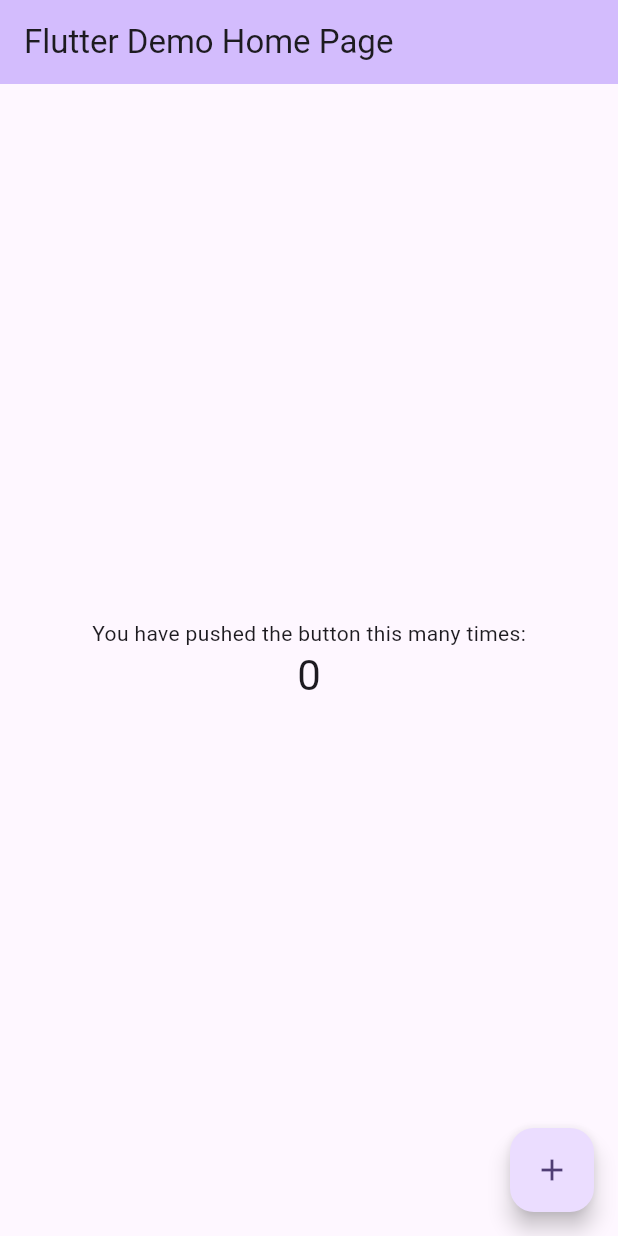
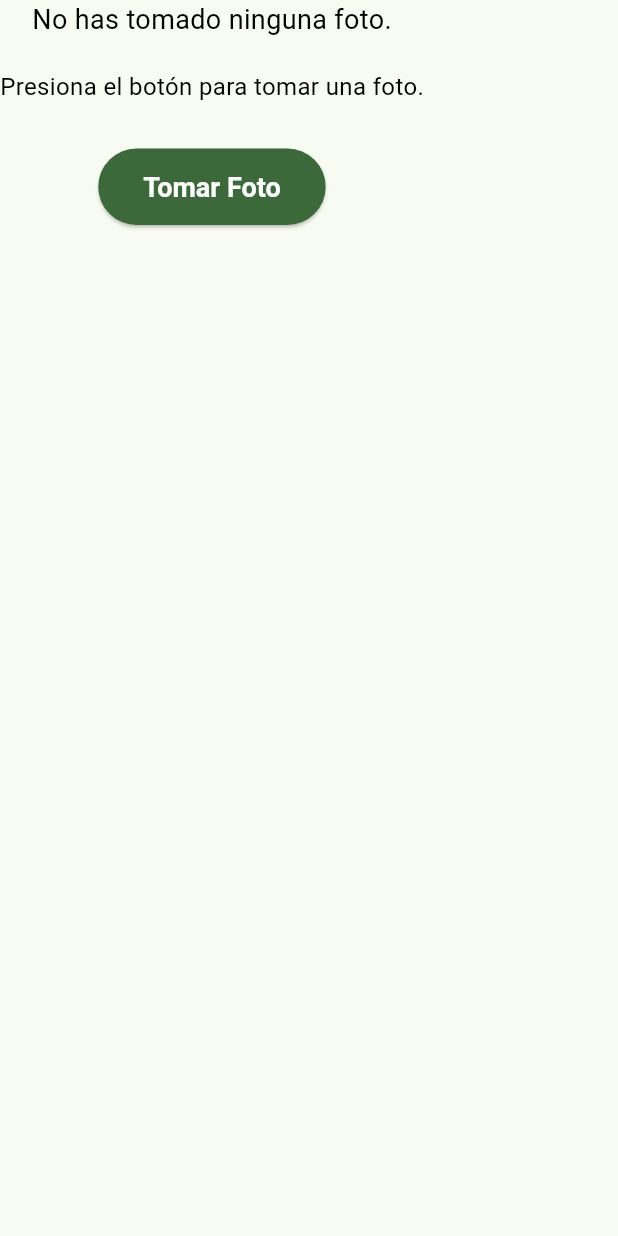
Before and after one commit to jhosepct/agro_xplore, a Flutter app: the screen it shows after launch, on a phone screen of 412 x 824 dp. Run offline on Flutter 3.47's test engine with Material 3 defaults, Android fonts, the light colour scheme and no system bars; our stand-ins replace geolocator, image_picker, permission_handler.

Commit message:
add plugins and base project

```diff
--- a/lib/main.dart
+++ b/lib/main.dart
@@ -1,125 +1,25 @@
+import 'package:agro_xplore/screens/home.dart';
+import 'package:agro_xplore/style/style.dart';
 import 'package:flutter/material.dart';
 
-void main() {
+void main() async {
+  WidgetsFlutterBinding.ensureInitialized();
+  await initializeApp();
   runApp(const MyApp());
+}
+
+Future<void> initializeApp() async {
+
 }
 
 class MyApp extends StatelessWidget {
   const MyApp({super.key});
 
-  // This widget is the root of your application.
   @override
   Widget build(BuildContext context) {
     return MaterialApp(
-      title: 'Flutter Demo',
-      theme: ThemeData(
-        // This is the theme of your application.
-        //
-        // TRY THIS: Try running your application with "flutter run". You'll see
-        // the application has a purple toolbar. Then, without quitting the app,
-        // try changing the seedColor in the colorScheme below to Colors.green
-        // and then invoke "hot reload" (save your changes or press the "hot
-        // reload" button in a Flutter-supported IDE, or press "r" if you used
-        // the command line to start the app).
-        //
-        // Notice that the counter didn't reset back to zero; the application
-        // state is not lost during the reload. To reset the state, use hot
-        // restart instead.
-        //
-        // This works for code too, not just values: Most code changes can be
-        // tested with just a hot reload.
-        colorScheme: ColorScheme.fromSeed(seedColor: Colors.deepPurple),
-        useMaterial3: true,
-      ),
-      home: const MyHomePage(title: 'Flutter Demo Home Page'),
+        theme: uiTheme(),
+        home: const HomeScreen()
     );
   }
 }
-
-class MyHomePage extends StatefulWidget {
-  const MyHomePage({super.key, required this.title});
-
-  // This widget is the home page of your application. It is stateful, meaning
-  // that it has a State object (defined below) that contains fields that affect
-  // how it looks.
-
-  // This class is the configuration for the state. It holds the values (in this
-  // case the title) provided by the parent (in this case the App widget) and
-  // used by the build method of the State. Fields in a Widget subclass are
-  // always marked "final".
-
-  final String title;
-
-  @override
-  State<MyHomePage> createState() => _MyHomePageState();
-}
-
-class _MyHomePageState extends State<MyHomePage> {
-  int _counter = 0;
-
-  void _incrementCounter() {
-    setState(() {
-      // This call to setState tells the Flutter framework that something has
-      // changed in this State, which causes it to rerun the build method below
-      // so that the display can reflect the updated values. If we changed
-      // _counter without calling setState(), then the build method would not be
-      // called again, and so nothing would appear to happen.
-      _counter++;
-    });
-  }
-
-  @override
-  Widget build(BuildContext context) {
-    // This method is rerun every time setState is called, for instance as done
-    // by the _incrementCounter method above.
-    //
-    // The Flutter framework has been optimized to make rerunning build methods
-    // fast, so that you can just rebuild anything that needs updating rather
-    // than having to individually change instances of widgets.
-    return Scaffold(
-      appBar: AppBar(
-        // TRY THIS: Try changing the color here to a specific color (to
-        // Colors.amber, perhaps?) and trigger a hot reload to see the AppBar
-        // change color while the other colors stay the same.
-        backgroundColor: Theme.of(context).colorScheme.inversePrimary,
-        // Here we take the value from the MyHomePage object that was created by
-        // the App.build method, and use it to set our appbar title.
-        title: Text(widget.title),
-      ),
-      body: Center(
-        // Center is a layout widget. It takes a single child and positions it
-        // in the middle of the parent.
-        child: Column(
-          // Column is also a layout widget. It takes a list of children and
-          // arranges them vertically. By default, it sizes itself to fit its
-          // children horizontally, and tries to be as tall as its parent.
-          //
-          // Column has various properties to control how it sizes itself and
-          // how it positions its children. Here we use mainAxisAlignment to
-          // center the children vertically; the main axis here is the vertical
-          // axis because Columns are vertical (the cross axis would be
-          // horizontal).
-          //
-          // TRY THIS: Invoke "debug painting" (choose the "Toggle Debug Paint"
-          // action in the IDE, or press "p" in the console), to see the
-          // wireframe for each widget.
-          mainAxisAlignment: MainAxisAlignment.center,
-          children: <Widget>[
-            const Text(
-              'You have pushed the button this many times:',
-            ),
-            Text(
-              '$_counter',
-              style: Theme.of(context).textTheme.headlineMedium,
-            ),
-          ],
-        ),
-      ),
-      floatingActionButton: FloatingActionButton(
-        onPressed: _incrementCounter,
-        tooltip: 'Increment',
-        child: const Icon(Icons.add),
-      ), // This trailing comma makes auto-formatting nicer for build methods.
-    );
-  }
-}
--- /dev/null
+++ b/lib/screens/home.dart
@@ -0,0 +1,117 @@
+import 'dart:io';
+
+import 'package:flutter/material.dart';
+import 'package:flutter/services.dart';
+import 'package:geolocator/geolocator.dart';
+import 'package:image_picker/image_picker.dart';
+import 'package:permission_handler/permission_handler.dart';
+
+class HomeScreen extends StatefulWidget {
+  const HomeScreen({super.key});
+
+  @override
+  State<HomeScreen> createState() => _HomeScreenState();
+}
+
+class _HomeScreenState extends State<HomeScreen> {
+  File? _image;
+  Position? _currentPosition;
+  String _locationMessage = '';
+
+  final ImagePicker _picker = ImagePicker();
+
+  @override
+  void initState() {
+    super.initState();
+    _requestPermissions();
+  }
+
+  // Método para solicitar permisos
+  Future<void> _requestPermissions() async {
+    var statusCamera = await Permission.camera.status;
+    var statusLocation = await Permission.locationWhenInUse.status;
+
+    // Si los permisos no se han concedido, solicitarlos
+    if (statusCamera.isDenied || statusLocation.isDenied) {
+      await [
+        Permission.camera,
+        Permission.locationWhenInUse,
+      ].request();
+    }
+
+    // Verificar si los permisos fueron concedidos
+    if (await Permission.camera.isPermanentlyDenied ||
+        await Permission.locationWhenInUse.isPermanentlyDenied) {
+      openAppSettings(); // Abrir la configuración para habilitar los permisos manualmente
+    }
+  }
+
+  // Método para capturar la imagen y obtener la ubicación
+  Future<void> _getImageAndLocation() async {
+    // Tomar la foto
+    final pickedFile = await _picker.pickImage(source: ImageSource.camera);
+
+    if (pickedFile != null) {
+      setState(() {
+        _image = File(pickedFile.path);
+      });
+
+      // Obtener la ubicación actual
+      Position position = await Geolocator.getCurrentPosition(
+          desiredAccuracy: LocationAccuracy.high);
+
+      setState(() {
+        _currentPosition = position;
+        _locationMessage =
+            "Lat: ${position.latitude}, Lng: ${position.longitude}";
+      });
+    }
+  }
+
+  @override
+  Widget build(BuildContext context) {
+    SystemChrome.setSystemUIOverlayStyle(SystemUiOverlayStyle(
+      statusBarColor: Theme.of(context).colorScheme.primary, // Color de la barra de estado
+      statusBarIconBrightness: Brightness.light, // Color de los íconos en la barra de estado
+    ));
+    return Scaffold(
+      // appBar: AppBar(
+      //
+      //   backgroundColor: Theme.of(context).colorScheme.primary,
+      // ),
+      body: SafeArea(
+        child: Column(
+          mainAxisAlignment: MainAxisAlignment.start,
+          children: <Widget>[
+            _image == null
+                ? const Text(
+              'No has tomado ninguna foto.',
+              style: TextStyle(fontSize: 18),
+            )
+                : Image.file(_image!),
+            const SizedBox(height: 20),
+            Text(
+              _image == null
+                  ? 'Presiona el botón para tomar una foto.'
+                  : 'Ubicación: $_locationMessage',
+              style: const TextStyle(fontSize: 16),
+            ),
+            const SizedBox(height: 30),
+            ElevatedButton(
+              onPressed: _getImageAndLocation,
+              style: ElevatedButton.styleFrom(
+                backgroundColor: Theme.of(context).colorScheme.primary,
+                padding:
+                    const EdgeInsets.symmetric(horizontal: 30, vertical: 15),
+              ),
+              child: const Text(
+                'Tomar Foto',
+                style: TextStyle(fontSize: 18, color: Colors.white),
+              ),
+            ),
+          ],
+        ),
+      ),
+    );
+  }
+}
--- /dev/null
+++ b/lib/style/style.dart
@@ -0,0 +1,31 @@
+import 'package:flutter/material.dart';
+
+ThemeData uiTheme() {
+  return ThemeData(
+    colorScheme: ColorScheme.fromSeed(
+      seedColor: const Color(0xff4caf50), // Un verde suave como color principal (primary)
+    ),
+    useMaterial3: true, // Material Design 3
+    textTheme: Typography.material2021().black, // Estilo de texto para Material 3
+    appBarTheme: const AppBarTheme(
+      elevation: 0, // Sin sombra en el AppBar
+      backgroundColor: Colors.transparent, // AppBar transparente
+      foregroundColor: Colors.black, // Color del texto e íconos en el AppBar
+    ),
+    elevatedButtonTheme: ElevatedButtonThemeData(
+      style: ButtonStyle(
+        backgroundColor: MaterialStateProperty.all(Colors.greenAccent), // Color verde suave para botones elevados
+        textStyle: MaterialStateProperty.all(
+          const TextStyle(fontWeight: FontWeight.bold),
+        ),
+      ),
+    ),
+    inputDecorationTheme: const InputDecorationTheme(
+      filled: true,
+      fillColor: Colors.white, // Fondo blanco para los campos de texto
+      border: OutlineInputBorder(
+        borderRadius: BorderRadius.all(Radius.circular(10.0)), // Bordes redondeados
+      ),
+    ),
+  );
+}
--- a/pubspec.yaml
+++ b/pubspec.yaml
@@ -35,6 +35,9 @@ dependencies:
   # The following adds the Cupertino Icons font to your application.
   # Use with the CupertinoIcons class for iOS style icons.
   cupertino_icons: ^1.0.8
+  geolocator: ^13.0.1
+  image_picker: ^1.1.2
+  permission_handler: ^11.3.1
 
 dev_dependencies:
   flutter_test:
```
Also changed, not shown: pubspec.lock, 5 other files.
